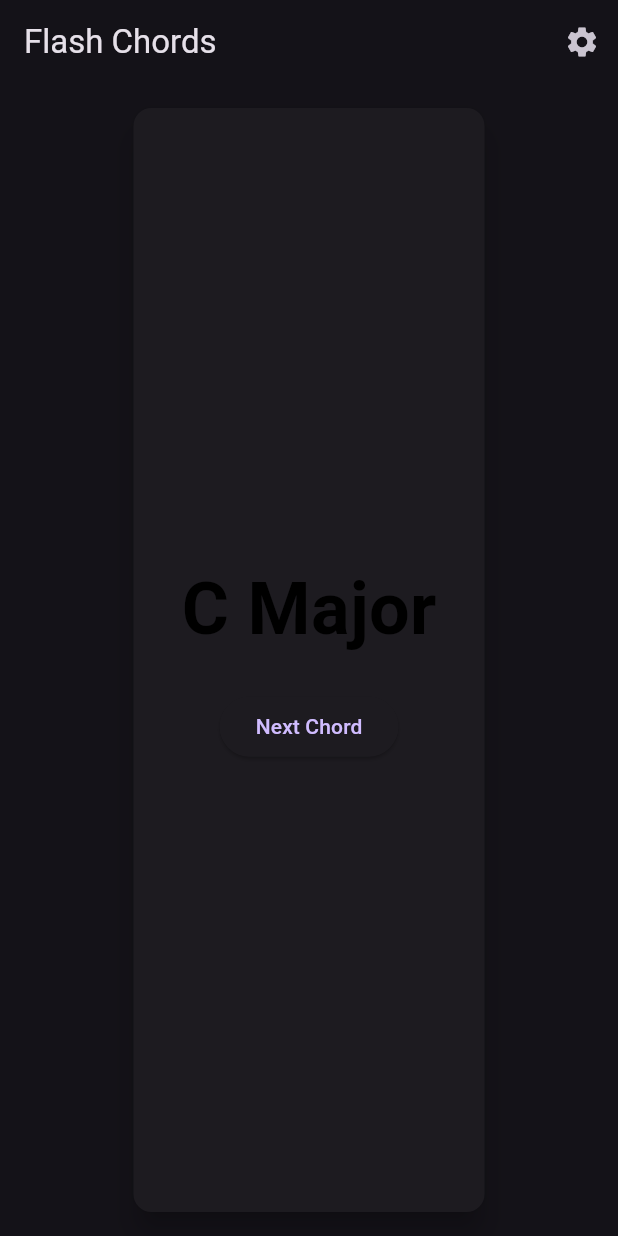
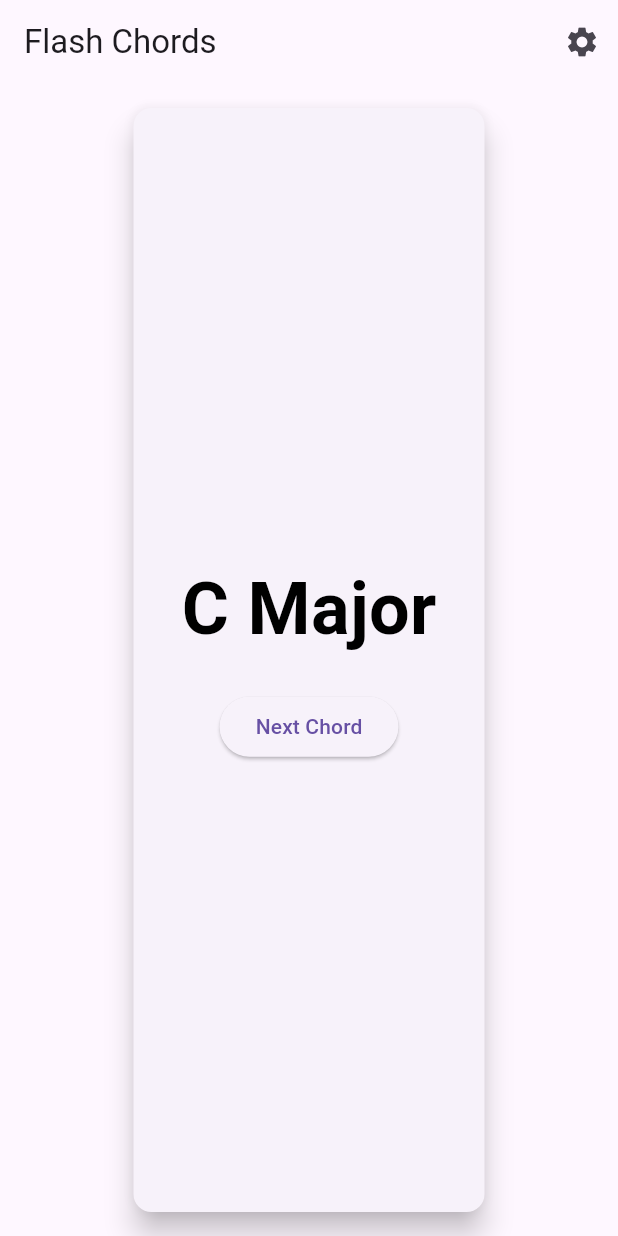
Before and after one commit to sagarguliani/flash_chords, a Flutter app: the FlashCardScreen screen opened directly, on a phone screen of 412 x 824 dp. Run offline on Flutter 3.47's test engine with Material 3 defaults, Android fonts, the phone set to English and light mode, and no system bars.

Commit message:
Initial commit

```diff
--- a/lib/main.dart
+++ b/lib/main.dart
@@ -1,17 +1,134 @@
 import 'package:flutter/material.dart';
-import 'screens/flash_card_screen.dart';
 
 void main() {
-  runApp(FlashChordsApp());
+  runApp(MyApp());
 }
 
-class FlashChordsApp extends StatelessWidget {
+class MyApp extends StatelessWidget {
   @override
   Widget build(BuildContext context) {
     return MaterialApp(
       title: 'Flash Chords',
-      theme: ThemeData.dark(),
-      home: FlashcardScreen(),
+      theme: ThemeData(primarySwatch: Colors.blue),
+      home: FlashCardScreen(),
     );
   }
 }
+
+class FlashCardScreen extends StatefulWidget {
+  @override
+  _FlashCardScreenState createState() => _FlashCardScreenState();
+}
+
+class _FlashCardScreenState extends State<FlashCardScreen> {
+  int currentChordIndex = 0;
+
+  final List<String> chords = [
+    'C Major',
+    'A Minor',
+    'D Major',
+    'G7',
+    'E7',
+    'F Major',
+  ];
+
+  void nextChord() {
+    setState(() {
+      currentChordIndex = (currentChordIndex + 1) % chords.length;
+    });
+  }
+
+  @override
+  Widget build(BuildContext context) {
+    return Scaffold(
+      appBar: AppBar(
+        title: Text('Flash Chords'),
+        actions: [
+          IconButton(
+            icon: Icon(Icons.settings),
+            onPressed: () {
+              Navigator.push(
+                context,
+                MaterialPageRoute(builder: (context) => SettingsScreen()),
+              );
+            },
+          ),
+        ],
+      ),
+      body: Center(
+        child: Card(
+          elevation: 8.0,
+          margin: EdgeInsets.all(16.0),
+          child: Padding(
+            padding: EdgeInsets.all(32.0),
+            child: Column(
+              mainAxisAlignment: MainAxisAlignment.center,
+              children: [
+                Text(
+                  chords[currentChordIndex],
+                  style: TextStyle(
+                    fontSize: 48.0,
+                    fontWeight: FontWeight.bold,
+                    color: Colors.black,
+                  ),
+                ),
+                SizedBox(height: 20),
+                ElevatedButton(
+                  onPressed: nextChord,
+                  child: Text('Next Chord'),
+                ),
+              ],
+            ),
+          ),
+        ),
+      ),
+    );
+  }
+}
+
+class SettingsScreen extends StatelessWidget {
+  @override
+  Widget build(BuildContext context) {
+    return Scaffold(
+      appBar: AppBar(title: Text('Settings')),
+      body: Padding(
+        padding: EdgeInsets.all(16.0),
+        child: ListView(
+          children: [
+            ListTile(
+              title: Text('Difficulty'),
+              subtitle: Text('Choose difficulty level'),
+              onTap: () {
+                // Implement difficulty level selection logic here later
+              },
+            ),
+            Divider(),
+            ListTile(
+              title: Text('Chord Inversions'),
+              subtitle: Text('Include inversions in chords'),
+              onTap: () {
+                // Implement inversion toggle later
+              },
+            ),
+            Divider(),
+            ListTile(
+              title: Text('Key'),
+              subtitle: Text('Select a key for the chords'),
+              onTap: () {
+                // Implement key selection later
+              },
+            ),
+            Divider(),
+            ListTile(
+              title: Text('Time Signature'),
+              subtitle: Text('Select a time signature'),
+              onTap: () {
+                // Implement time signature selection later
+              },
+            ),
+          ],
+        ),
+      ),
+    );
+  }
+}
```
Also changed, not shown: lib/screens/flash_card_screen.dart (+5 -24 lines).
